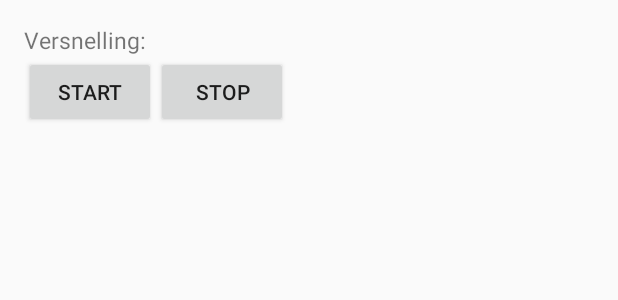
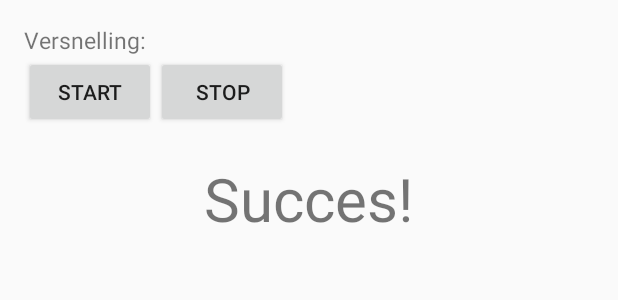
Before and after one commit to 0Stef/Mushroom2, an Android app: the layout content_record_acceleration.xml on its own in the app's theme, with its tools: preview values and no code run, on a phone screen of 412 x 824 dp. Shown: the top 300 px of the screen. Run offline under Robolectric (Android 15) with nearby library versions, the phone set to English and light mode, and no system bars.

Commit message:
4/11 15:12

```diff
--- a/app/src/debug/res/values/google_maps_api.xml
+++ b/app/src/debug/res/values/google_maps_api.xml
@@ -12,6 +12,6 @@ https://console.developers.google.com/flows/enableapi?apiid=maps_android_backend
     string in this file.
     -->
     <string name="google_maps_key" translatable="false" templateMergeStrategy="preserve">
-        AIzaSyDkjan3dqOb4vxKDSh1wAydkuzNdvdx39Q
+        AIzaSyB5Q6doYC-GQx5O4-bDmsGpEfTcWOAKgJE
     </string>
 </resources>
--- a/app/src/main/res/layout/activity_challenges.xml
+++ b/app/src/main/res/layout/activity_challenges.xml
@@ -19,7 +19,7 @@
         android:layout_width="wrap_content"
         android:layout_height="wrap_content"
         android:textAppearance="?android:attr/textAppearanceMedium"
-        android:text="@string/gethighestacceleration"
+        android:text="@string/getacceleration3"
         android:id="@+id/textView6"
         android:layout_below="@+id/textView5"
         android:layout_alignParentLeft="true"
--- a/app/src/main/res/layout/content_record_acceleration.xml
+++ b/app/src/main/res/layout/content_record_acceleration.xml
@@ -43,6 +43,15 @@
         android:layout_below="@+id/stop_button"
         android:layout_centerHorizontal="true"
         android:layout_marginTop="146dp" />
+    <TextView
+        android:layout_width="wrap_content"
+        android:layout_height="wrap_content"
+        android:text="@string/succes"
+        android:layout_below="@id/start_button"
+        android:textSize="40sp"
+        android:layout_centerHorizontal="true"
+        android:id="@+id/succes"
+        android:layout_marginTop="20dp"/>
 
 
 
--- a/app/src/main/res/values/strings.xml
+++ b/app/src/main/res/values/strings.xml
@@ -18,7 +18,7 @@
     <string name="title_activity_challenges">Challenges</string>
     <string name="challengestitle">Challenges</string>
     <string name="rideActivityButton">Rit modus</string>
-    <string name="gethighestacceleration">Get highest acceleration</string>
+    <string name="getacceleration3">Get an acceleration of 3 m/s²</string>
     <string name="challenge2">Get speed over 20 km/h</string>
     <string name="challenge3">Drive only north for 1 km</string>
     <string name="getstartedch">Start challenge</string>
```
Also changed, not shown: app/src/main/java/com/mushroom/cwb1/mushroom2/recordAcceleration.java (+14 -6 lines).
